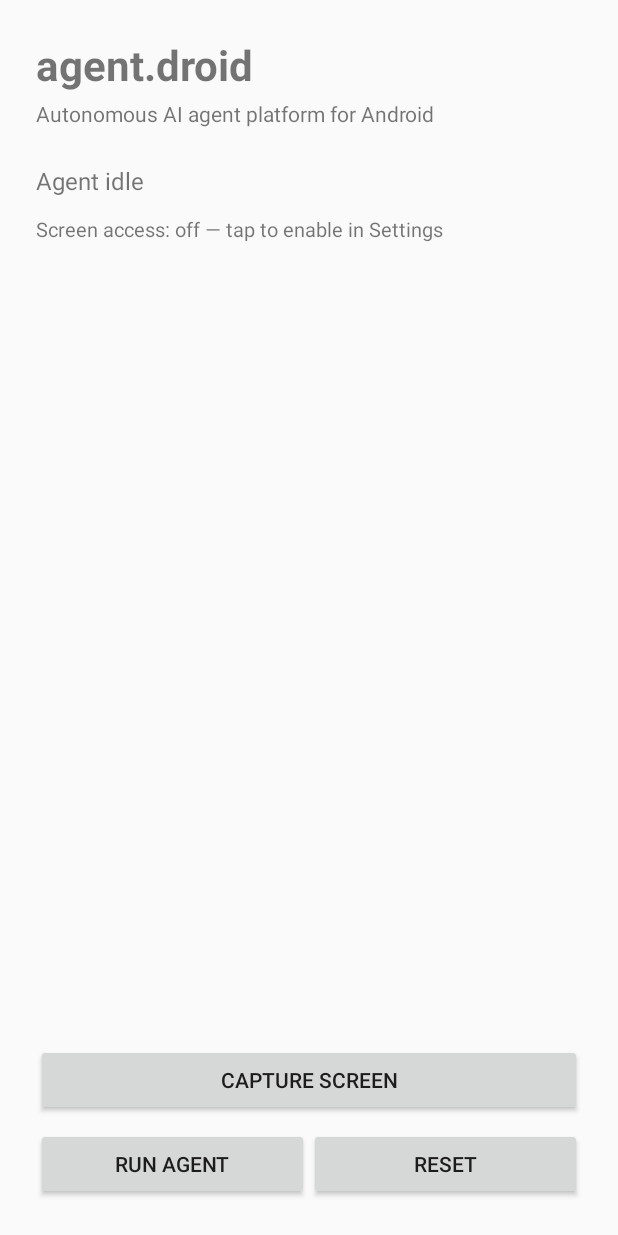
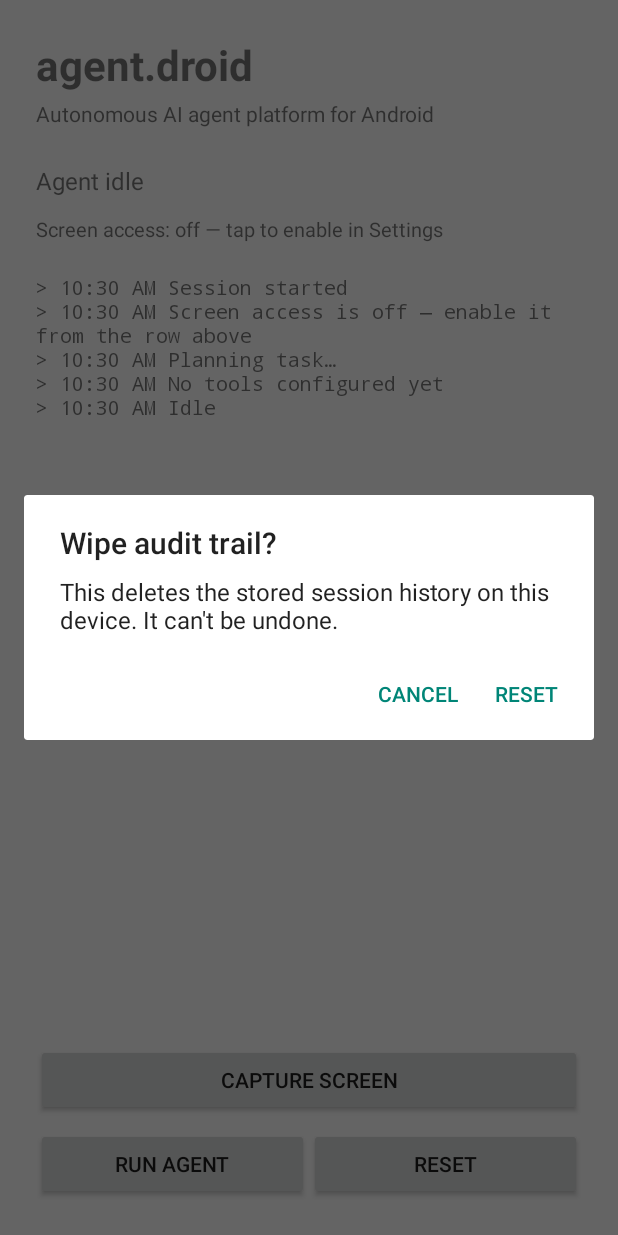
Before and after one commit to mister365143/agent.droid, an Android app: the screen it shows after launch (MainActivity), after a tap on "RESET", on a phone screen of 412 x 824 dp. Run offline under Robolectric (Android 15) with nearby library versions, the phone set to English and light mode, and no system bars; 3 other taps on this screen came first.

Commit message:
Confirm before wiping the audit trail
Reset discarded the stored session history on a single tap; it now asks first
and does nothing when the trail is already empty.

```diff
--- a/app/src/main/java/dev/agentdroid/app/MainActivity.kt
+++ b/app/src/main/java/dev/agentdroid/app/MainActivity.kt
@@ -1,6 +1,7 @@
 package dev.agentdroid.app
 
 import android.app.Activity
+import android.app.AlertDialog
 import android.os.Bundle
 import android.text.format.DateFormat as AndroidDateFormat
 import android.widget.Button
@@ -44,11 +45,7 @@ class MainActivity : Activity() {
 
         findViewById<Button>(R.id.run).setOnClickListener { runAgent() }
         findViewById<Button>(R.id.capture).setOnClickListener { captureScreen() }
-        findViewById<Button>(R.id.reset).setOnClickListener {
-            entries.clear()
-            trail.clear()
-            render()
-        }
+        findViewById<Button>(R.id.reset).setOnClickListener { confirmReset() }
 
         append("Session started")
     }
@@ -60,6 +57,21 @@ class MainActivity : Activity() {
         screenAccess.setText(
             if (ScreenAccess.isEnabled(this)) R.string.screen_access_on else R.string.screen_access_off,
         )
+    }
+
+    /** Wiping the trail is irreversible, so a stray tap must not do it. */
+    private fun confirmReset() {
+        if (entries.isEmpty()) return
+        AlertDialog.Builder(this)
+            .setTitle(R.string.reset_confirm_title)
+            .setMessage(R.string.reset_confirm_message)
+            .setNegativeButton(R.string.cancel, null)
+            .setPositiveButton(R.string.reset) { _, _ ->
+                entries.clear()
+                trail.clear()
+                render()
+            }
+            .show()
     }
 
     private fun runAgent() {
--- a/app/src/main/res/values/strings.xml
+++ b/app/src/main/res/values/strings.xml
@@ -6,6 +6,9 @@
     <string name="status_running">Agent running…</string>
     <string name="run_agent">Run agent</string>
     <string name="reset">Reset</string>
+    <string name="cancel">Cancel</string>
+    <string name="reset_confirm_title">Wipe audit trail?</string>
+    <string name="reset_confirm_message">This deletes the stored session history on this device. It can\'t be undone.</string>
     <string name="screen_access_label">agent.droid screen access</string>
     <string name="screen_access_description">Lets agent.droid read the text on your screen. It never taps or types on its own.</string>
     <string name="screen_access_off">Screen access: off — tap to enable in Settings</string>
```
Also changed, not shown: 1 other file.
